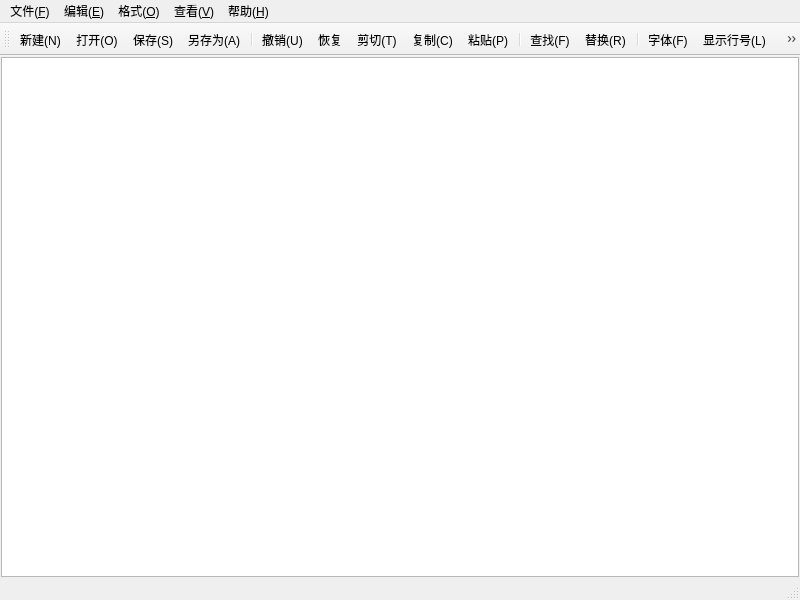
Qt form mainwindow.ui (fhwhsa/textEdit) before a commit.
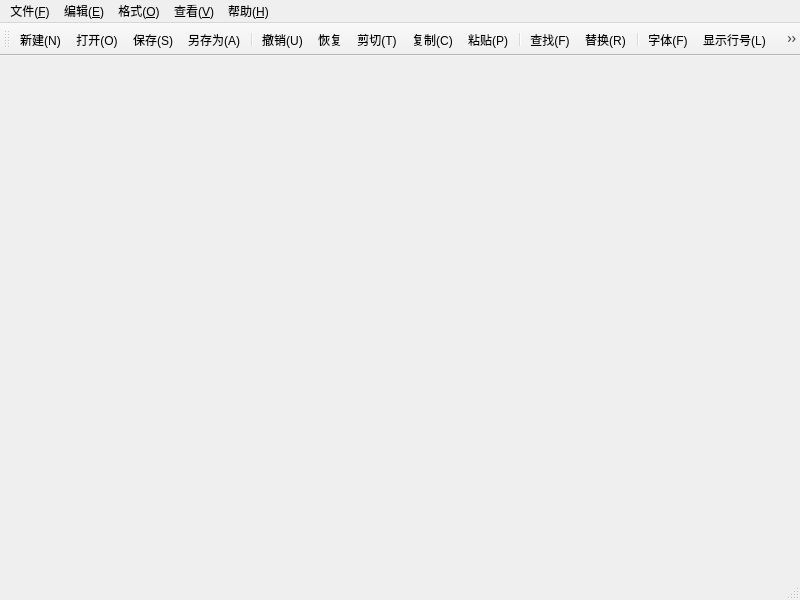
The same form after that commit. Icons and pictures are not drawn.

Commit message: The basic functions are completed, and the future optimization design is to replace QPlainTextEdit with QTextEdit to support processing rich text. Using QPlainTextEdit makes it difficult to handle the transfer of formatting between objects, such as font background color

Diff of the .ui file:
```diff
--- a/mainwindow.ui
+++ b/mainwindow.ui
@@ -30,9 +30,6 @@
     <property name="bottomMargin">
      <number>1</number>
     </property>
-    <item>
-     <widget class="QPlainTextEdit" name="plainTextEdit"/>
-    </item>
    </layout>
   </widget>
   <widget class="QMenuBar" name="menubar">
```
The commit also changes 6 other files.
